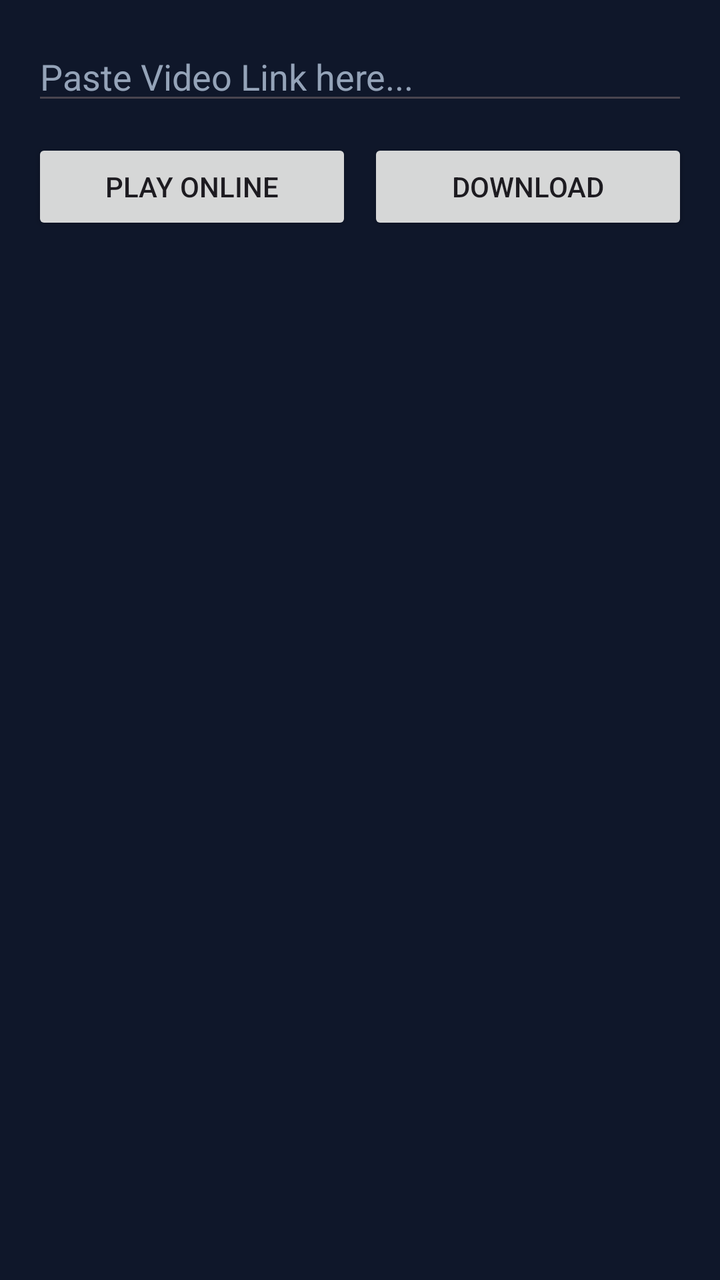
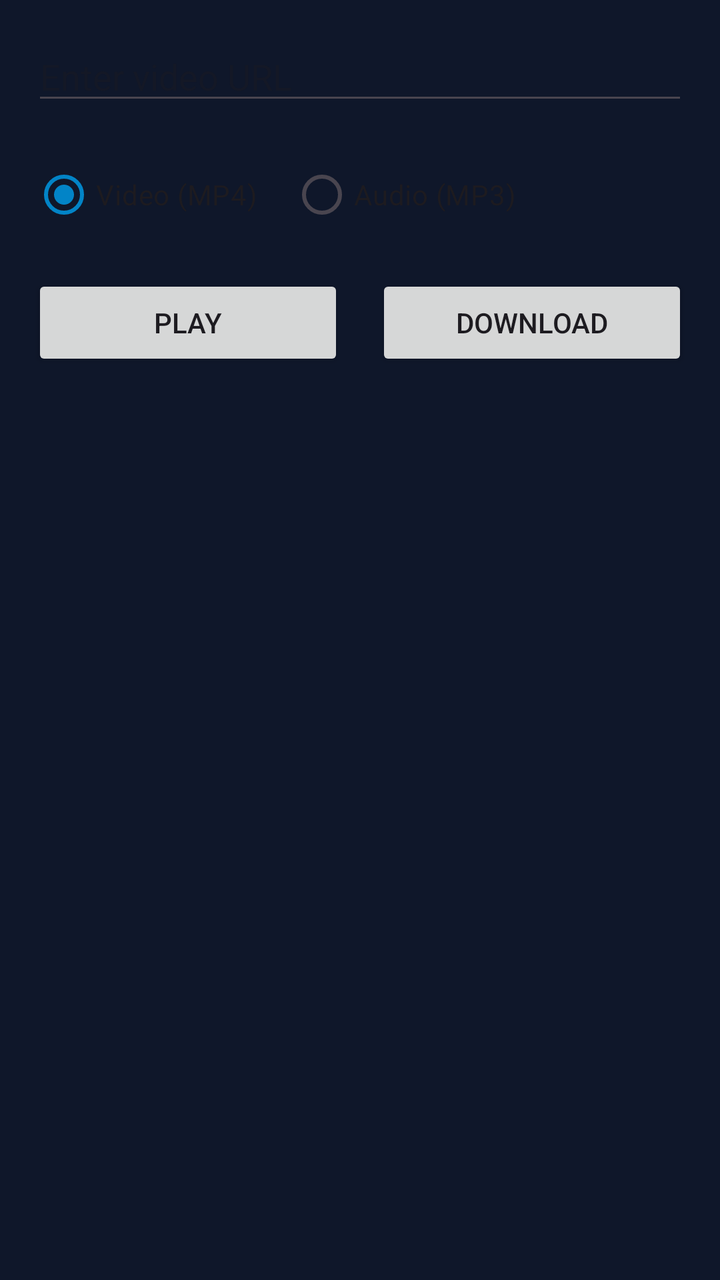

Two renders of the same Android screen: before a commit and after it. Below are the layout's source before the change and the commit's diff.
<!-- AndroidManifest.xml: application theme Theme.VideoDownloader -->
<!-- res/layout/activity_main.xml -->
<?xml version="1.0" encoding="utf-8"?>
<LinearLayout xmlns:android="http://schemas.android.com/apk/res/android"
    android:layout_width="match_parent"
    android:layout_height="match_parent"
    android:orientation="vertical"
    android:background="#0F172A"
    android:padding="16dp">

    <EditText
        android:id="@+id/etVideoUrl"
        android:layout_width="match_parent"
        android:layout_height="wrap_content"
        android:hint="Paste Video Link here..."
        android:textColor="#FFFFFF"
        android:textColorHint="#94A3B8" />

    <LinearLayout
        android:layout_width="match_parent"
        android:layout_height="wrap_content"
        android:orientation="horizontal"
        android:layout_marginTop="12dp">

        <Button
            android:id="@+id/btnPlayOnline"
            android:layout_width="0dp"
            android:layout_height="wrap_content"
            android:layout_weight="1"
            android:text="Play Online" />

        <Button
            android:id="@+id/btnDownload"
            android:layout_width="0dp"
            android:layout_height="wrap_content"
            android:layout_weight="1"
            android:layout_marginStart="8dp"
            android:text="Download" />
    </LinearLayout>

    <ProgressBar
        android:id="@+id/progressBar"
        style="?android:attr/progressBarStyleHorizontal"
        android:layout_width="match_parent"
        android:layout_height="8dp"
        android:layout_marginTop="12dp"
        android:visibility="gone"
        android:indeterminate="true" />

    <TextView
        android:id="@+id/tvStatus"
        android:layout_width="wrap_content"
        android:layout_height="wrap_content"
        android:textColor="#38BDF8"
        android:layout_marginTop="6dp" />

    <ListView
        android:id="@+id/lvDownloadedVideos"
        android:layout_width="match_parent"
        android:layout_height="0dp"
        android:layout_weight="1"
        android:layout_marginTop="12dp" />
</LinearLayout>
<!-- resources referenced by this layout -->
<resources>
  <style name="Theme.VideoDownloader" parent="Theme.Material3.DayNight.NoActionBar">
          <item name="colorPrimary">@color/primary</item>
          <item name="android:windowBackground">@color/background</item>
      </style>
  <color name="primary">#0284C7</color>
  <color name="background">#0F172A</color>
</resources>

<!-- the commit's change to res/layout/activity_main.xml (unified diff, before → after) -->
@@ -3,59 +3,66 @@
     android:layout_width="match_parent"
     android:layout_height="match_parent"
     android:orientation="vertical"
-    android:background="#0F172A"
-    android:padding="16dp">
+    android:padding="16dp"
+    android:gravity="center_horizontal">
 
     <EditText
-        android:id="@+id/etVideoUrl"
+        android:id="@+id/url_input"
         android:layout_width="match_parent"
         android:layout_height="wrap_content"
-        android:hint="Paste Video Link here..."
-        android:textColor="#FFFFFF"
-        android:textColorHint="#94A3B8" />
+        android:hint="Enter video URL"
+        android:inputType="textUri"
+        android:layout_marginBottom="16dp" />
+
+    <RadioGroup
+        android:id="@+id/format_group"
+        android:layout_width="match_parent"
+        android:layout_height="wrap_content"
+        android:orientation="horizontal"
+        android:layout_marginBottom="16dp">
+
+        <RadioButton
+            android:id="@+id/radio_video"
+            android:layout_width="wrap_content"
+            android:layout_height="wrap_content"
+            android:text="Video (MP4)"
+            android:checked="true" />
+
+        <RadioButton
+            android:id="@+id/radio_mp3"
+            android:layout_width="wrap_content"
+            android:layout_height="wrap_content"
+            android:text="Audio (MP3)"
+            android:layout_marginStart="16dp" />
+    </RadioGroup>
 
     <LinearLayout
         android:layout_width="match_parent"
         android:layout_height="wrap_content"
         android:orientation="horizontal"
-        android:layout_marginTop="12dp">
+        android:layout_marginBottom="16dp">
 
         <Button
-            android:id="@+id/btnPlayOnline"
+            android:id="@+id/play_btn"
             android:layout_width="0dp"
             android:layout_height="wrap_content"
             android:layout_weight="1"
-            android:text="Play Online" />
+            android:text="Play"
+            android:layout_marginEnd="8dp" />
 
         <Button
-            android:id="@+id/btnDownload"
+            android:id="@+id/download_btn"
             android:layout_width="0dp"
             android:layout_height="wrap_content"
             android:layout_weight="1"
-            android:layout_marginStart="8dp"
-            android:text="Download" />
+            android:text="Download"
+            android:layout_marginStart="8dp" />
     </LinearLayout>
 
     <ProgressBar
-        android:id="@+id/progressBar"
-        style="?android:attr/progressBarStyleHorizontal"
-        android:layout_width="match_parent"
-        android:layout_height="8dp"
-        android:layout_marginTop="12dp"
-        android:visibility="gone"
-        android:indeterminate="true" />
-
-    <TextView
-        android:id="@+id/tvStatus"
+        android:id="@+id/progress_bar"
         android:layout_width="wrap_content"
         android:layout_height="wrap_content"
-        android:textColor="#38BDF8"
-        android:layout_marginTop="6dp" />
+        android:visibility="gone" />
 
-    <ListView
-        android:id="@+id/lvDownloadedVideos"
-        android:layout_width="match_parent"
-        android:layout_height="0dp"
-        android:layout_weight="1"
-        android:layout_marginTop="12dp" />
 </LinearLayout>
